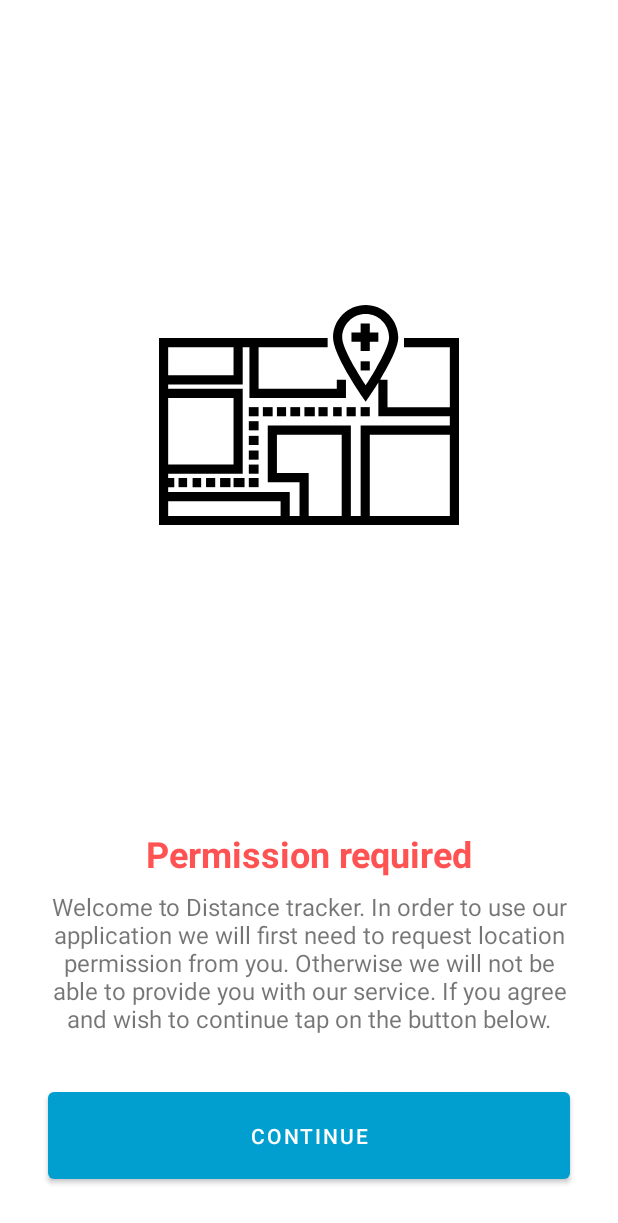
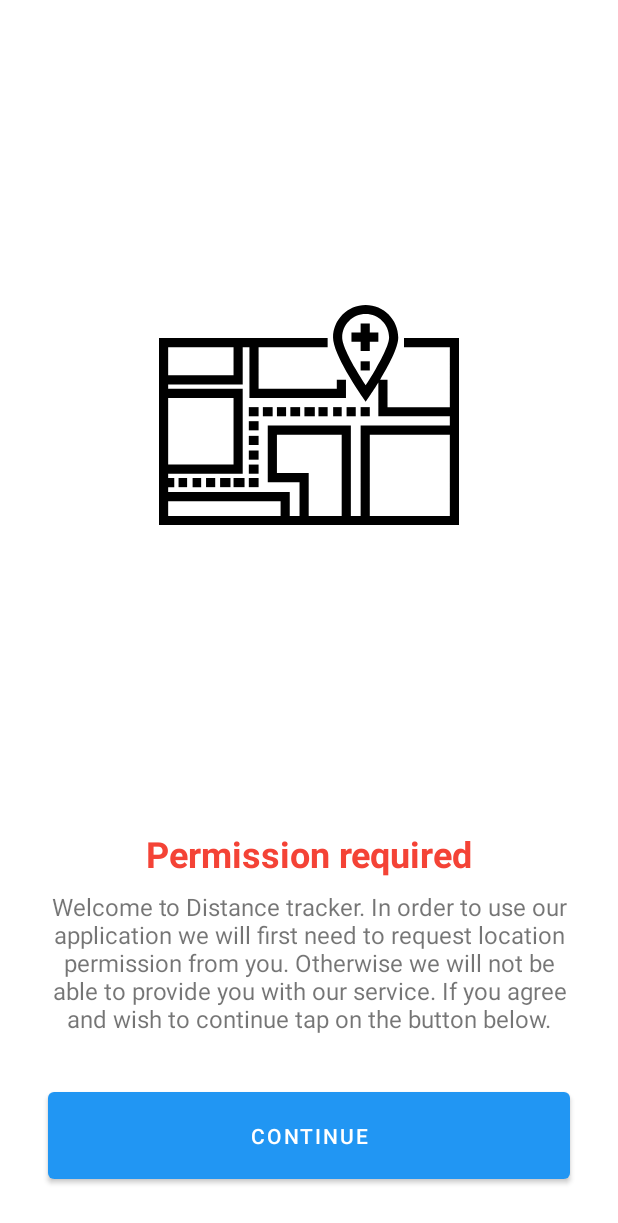
Before and after one commit to kosyakoff1/distance_tracker, an Android app: the screen it shows after launch (MainActivity), on a phone screen of 412 x 824 dp. Shown: the top 1223 px of the screen. Run offline under Robolectric (Android 15) with nearby library versions, the phone set to English and light mode, and no system bars; our stand-ins replace data binding; libraries missing offline, so code that uses them is left out: by.kirich1409.viewbindingdelegate, com.vmadalin.easypermissions; 2 statements that could not run were skipped.

```diff
--- a/app/src/main/java/com/kosyakoff/distancetrackerapp/PermissionFragment.kt
+++ b/app/src/main/java/com/kosyakoff/distancetrackerapp/PermissionFragment.kt
@@ -2,32 +2,22 @@ package com.kosyakoff.distancetrackerapp
 
 import android.os.Bundle
 import android.view.View
-import androidx.fragment.app.Fragment
 import androidx.navigation.fragment.findNavController
 import by.kirich1409.viewbindingdelegate.viewBinding
 import com.kosyakoff.distancetrackerapp.databinding.FragmentPermissionBinding
 import com.kosyakoff.distancetrackerapp.navigation.Navigator
+import com.kosyakoff.distancetrackerapp.ui.fragments.BaseFragment
 import com.kosyakoff.distancetrackerapp.util.Permissions
 import com.vmadalin.easypermissions.EasyPermissions
 import com.vmadalin.easypermissions.dialogs.SettingsDialog
 
-class PermissionFragment : Fragment(R.layout.fragment_permission),
+class PermissionFragment : BaseFragment(R.layout.fragment_permission),
     EasyPermissions.PermissionCallbacks {
 
     private val binding: FragmentPermissionBinding by viewBinding(FragmentPermissionBinding::bind)
 
     override fun onViewCreated(view: View, savedInstanceState: Bundle?) {
         super.onViewCreated(view, savedInstanceState)
-
-        with(binding) {
-            continueButton.setOnClickListener {
-                if (Permissions.hasLocationPermission(requireContext())) {
-                    Navigator.navigateToMaps(findNavController())
-                } else {
-                    Permissions.requestLocationPermission(this@PermissionFragment)
-                }
-            }
-        }
     }
 
     override fun onPermissionsDenied(requestCode: Int, perms: List<String>) {
@@ -42,6 +32,18 @@ class PermissionFragment : Fragment(R.layout.fragment_permission),
         Navigator.navigateToMaps(findNavController())
     }
 
+    override fun initViews() {
+        with(binding) {
+            continueButton.setOnClickListener {
+                if (Permissions.hasLocationPermission(requireContext())) {
+                    Navigator.navigateToMaps(findNavController())
+                } else {
+                    Permissions.requestLocationPermission(this@PermissionFragment)
+                }
+            }
+        }
+    }
+
     override fun onRequestPermissionsResult(
         requestCode: Int,
         permissions: Array<out String>,
--- /dev/null
+++ b/app/src/main/java/com/kosyakoff/distancetrackerapp/ui/fragments/BaseFragment.kt
@@ -0,0 +1,8 @@
+package com.kosyakoff.distancetrackerapp.ui.fragments
+
+import androidx.annotation.LayoutRes
+import androidx.fragment.app.Fragment
+
+abstract class BaseFragment(@LayoutRes resId: Int) : Fragment(resId) {
+    protected abstract fun initViews()
+}
--- a/app/src/main/java/com/kosyakoff/distancetrackerapp/util/Constants.kt
+++ b/app/src/main/java/com/kosyakoff/distancetrackerapp/util/Constants.kt
@@ -1,5 +1,5 @@
 package com.kosyakoff.distancetrackerapp.util
 
 object Constants {
-    const val PERMISSION_LOCATION_REQUEST_CODE  = 1
+    const val PERMISSION_LOCATION_REQUEST_CODE = 1
 }
--- a/app/src/main/res/layout/activity_main.xml
+++ b/app/src/main/res/layout/activity_main.xml
@@ -5,7 +5,6 @@
     android:layout_width="match_parent"
     android:layout_height="match_parent"
     tools:context=".MainActivity">
-
 
     <androidx.fragment.app.FragmentContainerView
         android:id="@+id/fragment_container_view"
--- a/app/src/main/res/values-night/themes.xml
+++ b/app/src/main/res/values-night/themes.xml
@@ -12,7 +12,9 @@
         <!-- Status bar color. -->
         <item name="android:statusBarColor" tools:targetApi="l">?attr/colorPrimaryVariant</item>
         <!-- Customize your theme here. -->
-        <item name="colorWarning">@color/red</item>
+        <item name="colorWarning">@color/red_500</item>
+        <item name="colorStopButton">@color/red_500</item>
+        <item name="colorResetButton">@color/orange_500</item>
         <item name="colorIconDefaultTint">@color/white</item>
     </style>
 </resources>
--- a/app/src/main/res/values/attrs.xml
+++ b/app/src/main/res/values/attrs.xml
@@ -1,5 +1,7 @@
 <?xml version="1.0" encoding="utf-8"?>
 <resources>
-    <attr name="colorWarning" format="color"/>
-    <attr name="colorIconDefaultTint" format="color"/>
+    <attr name="colorWarning" format="color" />
+    <attr name="colorStopButton" format="color" />
+    <attr name="colorResetButton" format="color" />
+    <attr name="colorIconDefaultTint" format="color" />
 </resources>
--- a/app/src/main/res/values/colors.xml
+++ b/app/src/main/res/values/colors.xml
@@ -1,13 +1,13 @@
 <?xml version="1.0" encoding="utf-8"?>
 <resources>
-    <color name="blue_200">#FF5ed0ff</color>
-    <color name="blue_500">#FF009FCF</color>
-    <color name="blue_700">#FF00719e</color>
-    <color name="teal_200">#FF03DAC5</color>
-    <color name="teal_700">#FF018786</color>
+    <color name="blue_200">#FF90caf9</color>
+    <color name="blue_500">#FF2196f3</color>
+    <color name="blue_700">#FF1976d2</color>
+    <color name="teal_200">#FF80cbc4</color>
+    <color name="teal_700">#FF00796b</color>
 
     <color name="black">#FF000000</color>
     <color name="white">#FFFFFFFF</color>
-    <color name="red">#FFFF5353</color>
-    <color name="orange">#FFFB7813</color>
+    <color name="red_500">#FFf44336</color>
+    <color name="orange_500">#FFff5722</color>
 </resources>
--- a/app/src/main/res/values/strings.xml
+++ b/app/src/main/res/values/strings.xml
@@ -8,4 +8,8 @@
     <string name="lorem_ipsum_lengthy">Contrary to popular belief, Lorem Ipsum is not simply random text. It has roots in a piece of classical Latin literature from 45 BC, making it over 2000 years old. Richard McClintock, a Latin professor at Hampden-Sydney College in Virginia, looked up one of the more obscure Latin words, consectetur, from a Lorem Ipsum passage, and going through the cites of the word in classical literature, discovered the undoubtable source. Lorem Ipsum comes from sections 1.10.32 and 1.10.33 of "de Finibus Bonorum et Malorum" (The Extremes of Good and Evil) by Cicero, written in 45 BC. This book is a treatise on the theory of ethics, very popular during the Renaissance. The first line of Lorem Ipsum, "Lorem ipsum dolor sit amet..", comes from a line in section 1.10.32.</string>
     <string name="scr_permissions_permission_required">Permission required</string>
     <string name="cannot_run_app_message">This application cannot work without location permission</string>
+    <string name="scr_map_tap_on_my_location_text_view">Tap on \'My Location\' Button</string>
+    <string name="scr_map_start_button">Start</string>
+    <string name="scr_map_stop_button">Stop</string>
+    <string name="scr_map_reset_button">Reset</string>
 </resources>
--- a/app/src/main/res/values/themes.xml
+++ b/app/src/main/res/values/themes.xml
@@ -11,7 +11,9 @@
         <!-- Status bar color. -->
         <item name="android:statusBarColor" tools:targetApi="l">?attr/colorPrimaryVariant</item>
         <!-- Customize your theme here. -->
-        <item name="colorWarning">@color/red</item>
+        <item name="colorWarning">@color/red_500</item>
+        <item name="colorStopButton">@color/red_500</item>
         <item name="colorIconDefaultTint">@color/black</item>
+        <item name="colorResetButton">@color/orange_500</item>
     </style>
 </resources>
```
Also changed, not shown: app/src/main/java/com/kosyakoff/distancetrackerapp/MapsFragment.kt (+21 -32 lines), app/src/main/res/drawable/ic_reset.xml (added, +10 -0 lines), app/src/main/res/layout/fragment_maps.xml (+97 -7 lines), 1 other file.
